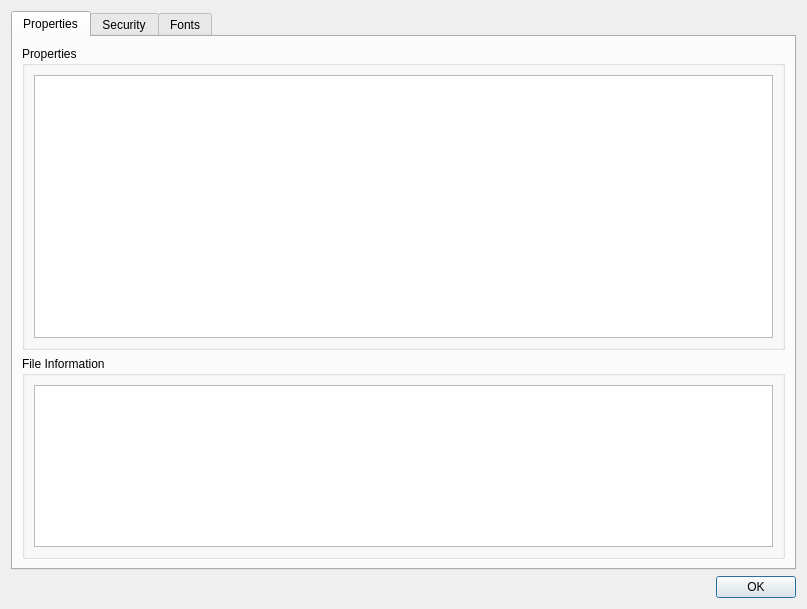
The window that PdfForQtViewer/pdfdocumentpropertiesdialog.ui (JakubMelka/PDF4QT) describes before a commit, drawn with Qt 5.
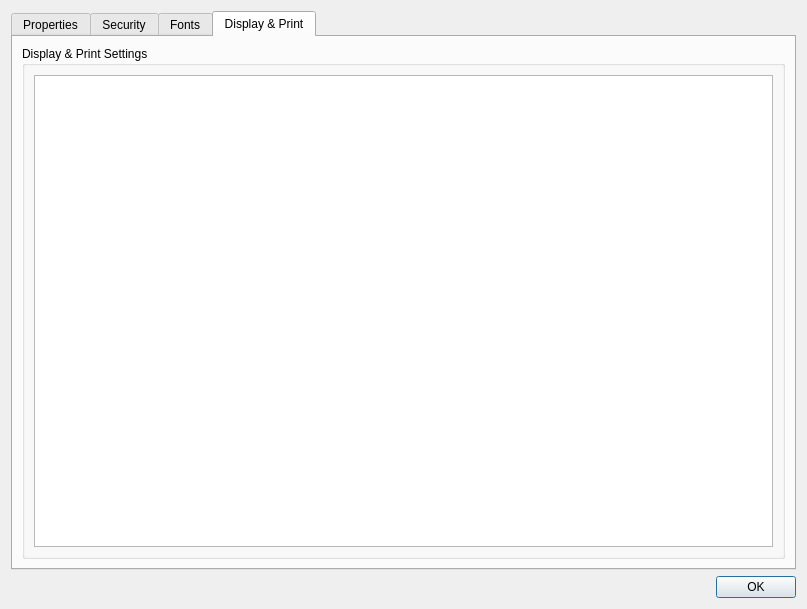
The same window after the commit. The open tabs and pages were chosen to show the change.

Patch:
```diff
--- a/PdfForQtViewer/pdfdocumentpropertiesdialog.ui
+++ b/PdfForQtViewer/pdfdocumentpropertiesdialog.ui
@@ -156,6 +156,42 @@
        </item>
       </layout>
      </widget>
+     <widget class="QWidget" name="displayAndPrintTab">
+      <attribute name="title">
+       <string>Display &amp;&amp; Print</string>
+      </attribute>
+      <layout class="QVBoxLayout" name="displayAndPrintPageLayout">
+       <item>
+        <widget class="QGroupBox" name="displayAndPrintGroupBox">
+         <property name="title">
+          <string>Display &amp;&amp; Print Settings</string>
+         </property>
+         <layout class="QVBoxLayout" name="verticalLayout_2">
+          <item>
+           <widget class="QTreeWidget" name="displayAndPrintTreeWidget">
+            <property name="columnCount">
+             <number>2</number>
+            </property>
+            <attribute name="headerVisible">
+             <bool>false</bool>
+            </attribute>
+            <column>
+             <property name="text">
+              <string notr="true">1</string>
+             </property>
+            </column>
+            <column>
+             <property name="text">
+              <string notr="true">2</string>
+             </property>
+            </column>
+           </widget>
+          </item>
+         </layout>
+        </widget>
+       </item>
+      </layout>
+     </widget>
     </widget>
    </item>
    <item>
```
